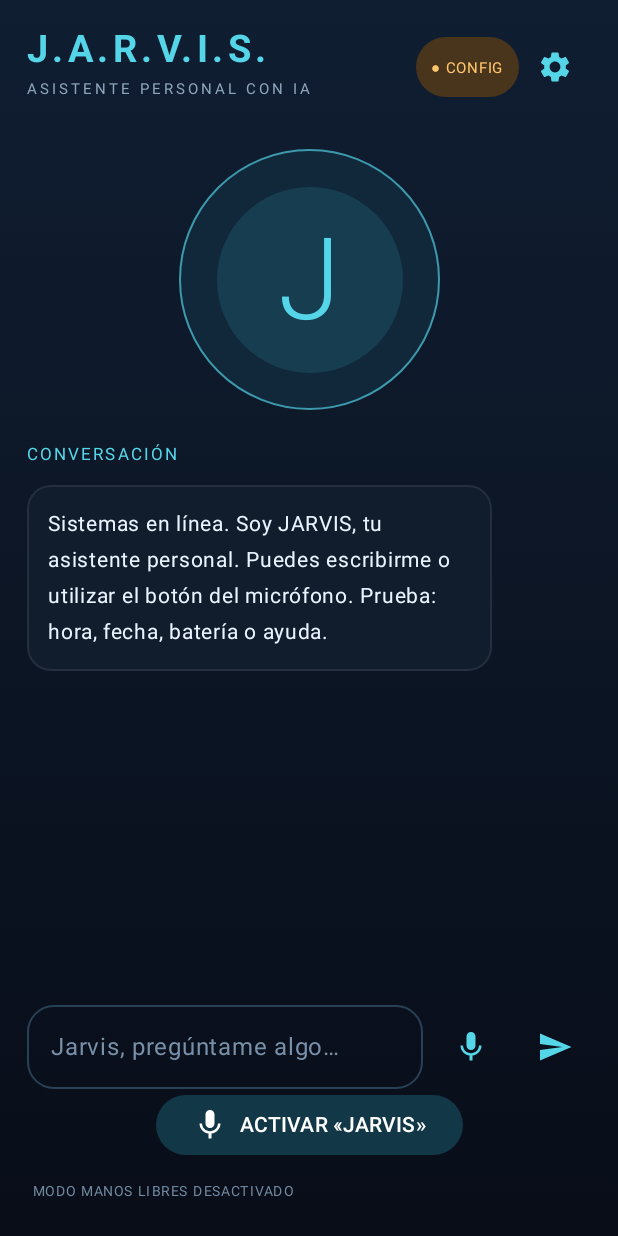
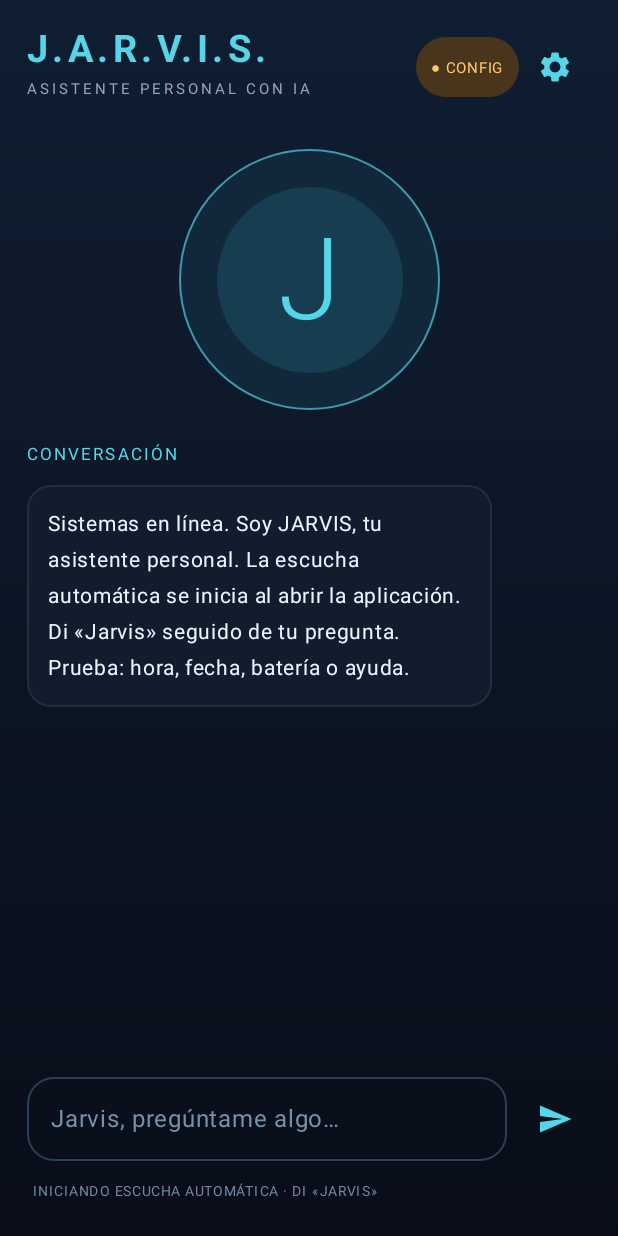
Before and after one commit to cristoferechevaleta08-max/Jarvis, an Android app built with Jetpack Compose: the screen it shows after launch (MainActivity), on a phone screen of 412 x 824 dp. Run offline under Robolectric (Android 15) with nearby library versions, the phone set to English and light mode, and no system bars.

Commit message:
Start Jarvis hands-free listening automatically

```diff
--- a/app/src/main/java/com/jarvis/assistant/MainActivity.kt
+++ b/app/src/main/java/com/jarvis/assistant/MainActivity.kt
@@ -121,7 +121,7 @@ private fun JarvisScreen(onSpeak: (String) -> Unit) {
         mutableStateListOf<ChatMessage>().apply {
             addAll(loadConversation(context))
             if (isEmpty()) {
-                add(ChatMessage("Sistemas en línea. Soy JARVIS, tu asistente personal. Puedes escribirme o utilizar el botón del micrófono. Prueba: hora, fecha, batería o ayuda.", false))
+                add(ChatMessage("Sistemas en línea. Soy JARVIS, tu asistente personal. La escucha automática se inicia al abrir la aplicación. Di «Jarvis» seguido de tu pregunta. Prueba: hora, fecha, batería o ayuda.", false))
             }
         }
     }
@@ -317,6 +317,18 @@ private fun JarvisScreen(onSpeak: (String) -> Unit) {
         }
     }
 
+    // Inicio automático: solicita el permiso una sola vez y comienza a escuchar
+    // cada vez que se abre JARVIS, sin exigir pulsar el botón de manos libres.
+    LaunchedEffect(Unit) {
+        if (ContextCompat.checkSelfPermission(context, Manifest.permission.RECORD_AUDIO) == PackageManager.PERMISSION_GRANTED) {
+            handsFree = true
+            voiceStatus = "INICIANDO ESCUCHA AUTOMÁTICA · DI «JARVIS»"
+        } else {
+            pendingHandsFreePermission = true
+            microphonePermissionLauncher.launch(Manifest.permission.RECORD_AUDIO)
+        }
+    }
+
     MaterialTheme(colorScheme = darkColorScheme(
         background = Night, surface = Panel, primary = Cyan,
         onBackground = Color(0xFFEAF4FF), onSurface = Color(0xFFEAF4FF)
@@ -388,30 +400,11 @@ private fun JarvisScreen(onSpeak: (String) -> Unit) {
                     ),
                     maxLines = 3
                 )
-                IconButton(onClick = { startVoiceInput() }, enabled = !isThinking) {
-                    Icon(Icons.Default.Mic, contentDescription = "Hablar con JARVIS", tint = Cyan)
-                }
                 IconButton(onClick = {
                     respondTo(input)
                     input = ""
                 }, enabled = !isThinking) {
                     Icon(Icons.Default.Send, contentDescription = "Enviar", tint = Cyan)
-                }
-            }
-            Row(Modifier.fillMaxWidth(), horizontalArrangement = Arrangement.Center) {
-                Button(
-                    onClick = {
-                        if (handsFree) handsFree = false
-                        else if (speechRecognizer == null) voiceStatus = "ESTE DISPOSITIVO NO OFRECE RECONOCIMIENTO DE VOZ"
-                        else if (ContextCompat.checkSelfPermission(context, Manifest.permission.RECORD_AUDIO) == PackageManager.PERMISSION_GRANTED) handsFree = true
-                        else { pendingHandsFreePermission = true; microphonePermissionLauncher.launch(Manifest.permission.RECORD_AUDIO) }
-                    },
-                    enabled = !isThinking,
-                    colors = ButtonDefaults.buttonColors(containerColor = if (handsFree) Color(0xFF8B3038) else Color(0xFF123747), contentColor = Color.White)
-                ) {
-                    Icon(Icons.Default.Mic, contentDescription = null)
-                    Spacer(Modifier.width(8.dp))
-                    Text(if (handsFree) "DESACTIVAR MANOS LIBRES" else "ACTIVAR «JARVIS»")
                 }
             }
             Text(
```
